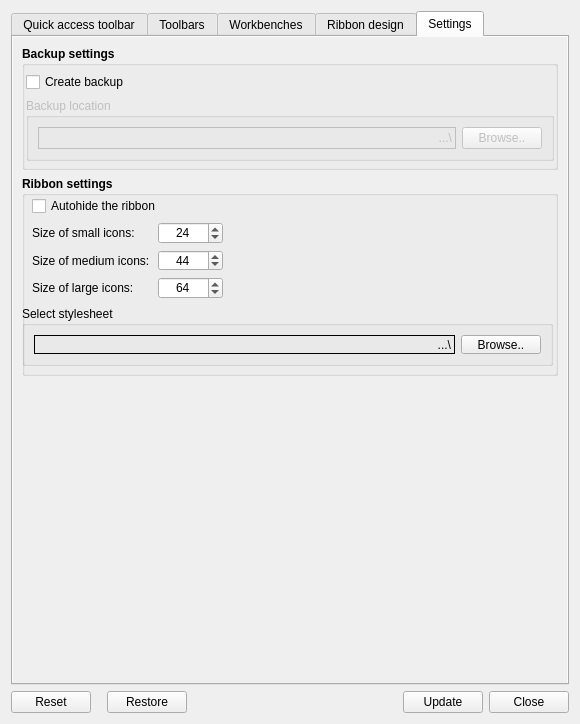
This is Resources/ui/Settings.ui in geolta/FreeCAD-Ribbon as Qt 5 draws it before an edit. The edited form follows.
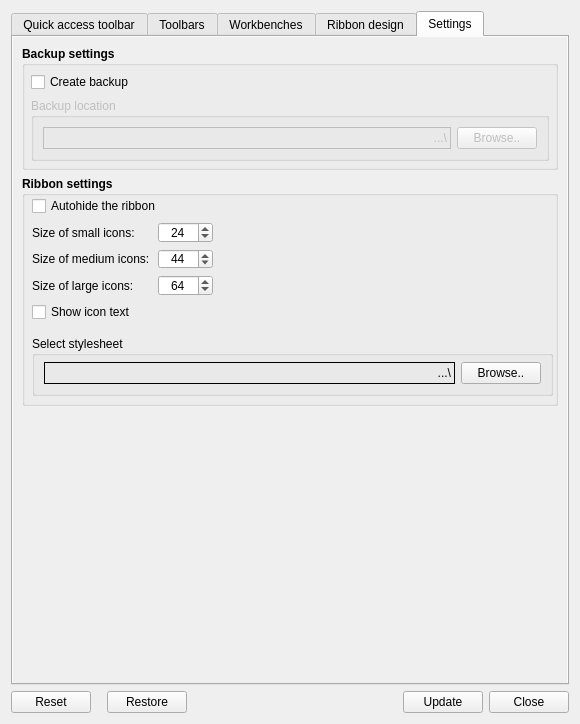
This is the edited form. The open tabs and pages were chosen to show the change.

Commit message: Added show text to settings add the uninstall script as aseperate file add a seperate script to create a json file

What changed in the file:
```diff
--- a/Resources/ui/Settings.ui
+++ b/Resources/ui/Settings.ui
@@ -868,6 +868,117 @@
        <string>Settings</string>
       </attribute>
       <layout class="QGridLayout" name="gridLayout_9">
+       <item row="0" column="0" rowspan="2">
+        <widget class="QGroupBox" name="groupBox">
+         <property name="minimumSize">
+          <size>
+           <width>0</width>
+           <height>120</height>
+          </size>
+         </property>
+         <property name="font">
+          <font>
+           <weight>75</weight>
+           <bold>true</bold>
+          </font>
+         </property>
+         <property name="title">
+          <string>Backup settings</string>
+         </property>
+         <layout class="QGridLayout" name="gridLayout_8">
+          <property name="leftMargin">
+           <number>6</number>
+          </property>
+          <property name="topMargin">
+           <number>6</number>
+          </property>
+          <property name="rightMargin">
+           <number>6</number>
+          </property>
+          <property name="bottomMargin">
+           <number>6</number>
+          </property>
+          <item row="0" column="0">
+           <widget class="QCheckBox" name="EnableBackup">
+            <property name="font">
+             <font>
+              <weight>50</weight>
+              <bold>false</bold>
+             </font>
+            </property>
+            <property name="text">
+             <string>Create backup</string>
+            </property>
+           </widget>
+          </item>
+          <item row="1" column="0">
+           <widget class="QGroupBox" name="groupBox_Backup">
+            <property name="enabled">
+             <bool>false</bool>
+            </property>
+            <property name="sizePolicy">
+             <sizepolicy hsizetype="Preferred" vsizetype="Fixed">
+              <horstretch>0</horstretch>
+              <verstretch>0</verstretch>
+             </sizepolicy>
+            </property>
+            <property name="minimumSize">
+             <size>
+              <width>0</width>
+              <height>50</height>
+             </size>
+            </property>
+            <property name="font">
+             <font>
+              <weight>50</weight>
+              <bold>false</bold>
+             </font>
+            </property>
+            <property name="title">
+             <string>Backup location</string>
+            </property>
+            <layout class="QGridLayout" name="gridLayout_13">
+             <item row="0" column="0">
+              <widget class="QLabel" name="label_4">
+               <property name="frameShape">
+                <enum>QFrame::Box</enum>
+               </property>
+               <property name="text">
+                <string>...\</string>
+               </property>
+               <property name="scaledContents">
+                <bool>true</bool>
+               </property>
+               <property name="alignment">
+                <set>Qt::AlignRight|Qt::AlignTrailing|Qt::AlignVCenter</set>
+               </property>
+              </widget>
+             </item>
+             <item row="0" column="1">
+              <widget class="QPushButton" name="BackUpLocation">
+               <property name="sizePolicy">
+                <sizepolicy hsizetype="Fixed" vsizetype="Fixed">
+                 <horstretch>20</horstretch>
+                 <verstretch>0</verstretch>
+                </sizepolicy>
+               </property>
+               <property name="minimumSize">
+                <size>
+                 <width>20</width>
+                 <height>0</height>
+                </size>
+               </property>
+               <property name="text">
+                <string>Browse..</string>
+               </property>
+              </widget>
+             </item>
+            </layout>
+           </widget>
+          </item>
+         </layout>
+        </widget>
+       </item>
        <item row="3" column="0">
         <spacer name="verticalSpacer_7">
          <property name="orientation">
@@ -886,7 +997,7 @@
          <property name="minimumSize">
           <size>
            <width>0</width>
-           <height>200</height>
+           <height>230</height>
           </size>
          </property>
          <property name="font">
@@ -901,9 +1012,9 @@
          <widget class="QGroupBox" name="groupBox_2">
           <property name="geometry">
            <rect>
-            <x>0</x>
-            <y>130</y>
-            <width>531</width>
+            <x>10</x>
+            <y>160</y>
+            <width>521</width>
             <height>60</height>
            </rect>
           </property>
@@ -923,6 +1034,9 @@
            <string>Select stylesheet</string>
           </property>
           <layout class="QGridLayout" name="gridLayout_12">
+           <property name="topMargin">
+            <number>6</number>
+           </property>
            <item row="0" column="0">
             <widget class="QLabel" name="label_7">
              <property name="frameShape">
@@ -965,8 +1079,8 @@
            <rect>
             <x>10</x>
             <y>20</y>
-            <width>191</width>
-            <height>103</height>
+            <width>181</width>
+            <height>126</height>
            </rect>
           </property>
           <layout class="QVBoxLayout" name="verticalLayout_2">
@@ -1184,109 +1298,23 @@
              </item>
             </layout>
            </item>
+           <item>
+            <widget class="QCheckBox" name="ShowText">
+             <property name="font">
+              <font>
+               <weight>50</weight>
+               <bold>false</bold>
+              </font>
+             </property>
+             <property name="text">
+              <string>Show icon text</string>
+             </property>
+            </widget>
+           </item>
           </layout>
          </widget>
         </widget>
        </item>
-       <item row="0" column="0" rowspan="2">
-        <widget class="QGroupBox" name="groupBox">
-         <property name="font">
-          <font>
-           <weight>75</weight>
-           <bold>true</bold>
-          </font>
-         </property>
-         <property name="title">
-          <string>Backup settings</string>
-         </property>
-         <layout class="QGridLayout" name="gridLayout_8">
-          <property name="leftMargin">
-           <number>1</number>
-          </property>
-          <property name="topMargin">
-           <number>6</number>
-          </property>
-          <property name="rightMargin">
-           <number>1</number>
-          </property>
-          <property name="bottomMargin">
-           <number>6</number>
-          </property>
-          <item row="0" column="0">
-           <widget class="QCheckBox" name="EnableBackup">
-            <property name="font">
-             <font>
-              <weight>50</weight>
-              <bold>false</bold>
-             </font>
-            </property>
-            <property name="text">
-             <string>Create backup</string>
-            </property>
-           </widget>
-          </item>
-          <item row="1" column="0">
-           <widget class="QGroupBox" name="groupBox_Backup">
-            <property name="enabled">
-             <bool>false</bool>
-            </property>
-            <property name="minimumSize">
-             <size>
-              <width>0</width>
-              <height>60</height>
-             </size>
-            </property>
-            <property name="font">
-             <font>
-              <weight>50</weight>
-              <bold>false</bold>
-             </font>
-            </property>
-            <property name="title">
-             <string>Backup location</string>
-            </property>
-            <layout class="QGridLayout" name="gridLayout_13">
-             <item row="0" column="0">
-              <widget class="QLabel" name="label_4">
-               <property name="frameShape">
-                <enum>QFrame::Box</enum>
-               </property>
-               <property name="text">
-                <string>...\</string>
-               </property>
-               <property name="scaledContents">
-                <bool>true</bool>
-               </property>
-               <property name="alignment">
-                <set>Qt::AlignRight|Qt::AlignTrailing|Qt::AlignVCenter</set>
-               </property>
-              </widget>
-             </item>
-             <item row="0" column="1">
-              <widget class="QPushButton" name="BackUpLocation">
-               <property name="sizePolicy">
-                <sizepolicy hsizetype="Fixed" vsizetype="Fixed">
-                 <horstretch>20</horstretch>
-                 <verstretch>0</verstretch>
-                </sizepolicy>
-               </property>
-               <property name="minimumSize">
-                <size>
-                 <width>20</width>
-                 <height>0</height>
-                </size>
-               </property>
-               <property name="text">
-                <string>Browse..</string>
-               </property>
-              </widget>
-             </item>
-            </layout>
-           </widget>
-          </item>
-         </layout>
-        </widget>
-       </item>
       </layout>
      </widget>
     </widget>
```
Left out of the diff: 2 changed lines with no effect on the pictures. The commit also changes 7 other files.
